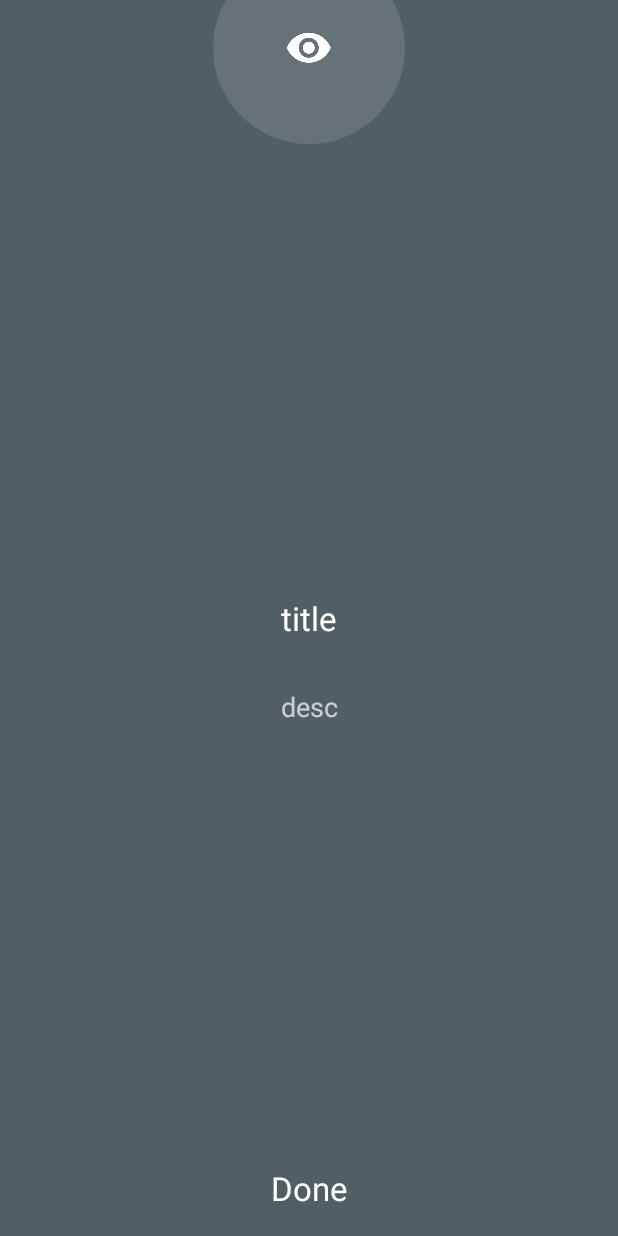
After one commit to pbednarz/ArExperience, an Android app: the fragment ShowcaseFragment shown on its own in the app's theme, on a phone screen of 412 x 824 dp. The commit adds this screen. Run offline under Robolectric (Android 15) with nearby library versions, the phone set to English and light mode, and no system bars; our stand-ins replace ButterKnife; 1 statement that could not run was skipped.

Commit message:
added showcase fragment

```diff
--- a/app/src/main/AndroidManifest.xml
+++ b/app/src/main/AndroidManifest.xml
@@ -43,6 +43,7 @@
             android:name=".metaio.ContentLoaderActivity"
             android:configChanges="fontScale|keyboard|keyboardHidden|locale|mnc|mcc|navigation|orientation|screenLayout|screenSize|smallestScreenSize|uiMode|touchscreen"
             android:label="@string/title_activity_metaio"
+            android:screenOrientation="nosensor"
             android:theme="@style/AppTheme.Fullscreen" />
         <activity
             android:name=".metaio.ARELViewActivity"
@@ -53,6 +54,7 @@
             android:name=".metaio.RecognitionActivity"
             android:configChanges="fontScale|keyboard|keyboardHidden|locale|mnc|mcc|navigation|orientation|screenLayout|screenSize|smallestScreenSize|uiMode|touchscreen"
             android:label="@string/title_activity_metaio"
+            android:screenOrientation="nosensor"
             android:theme="@style/AppTheme.Fullscreen" />
         <activity
             android:name=".activity.ContentActivity"
--- /dev/null
+++ b/app/src/main/java/pl/solaris/arexperience/tutorial/ShowcaseFragment.java
@@ -0,0 +1,89 @@
+package pl.solaris.arexperience.tutorial;
+
+import android.os.Bundle;
+import android.support.annotation.Nullable;
+import android.support.v4.app.Fragment;
+import android.support.v4.app.FragmentActivity;
+import android.support.v4.app.FragmentTransaction;
+import android.view.LayoutInflater;
+import android.view.View;
+import android.view.ViewGroup;
+import android.view.ViewTreeObserver;
+import android.widget.ImageView;
+import android.widget.TextView;
+
+import butterknife.ButterKnife;
+import butterknife.InjectView;
+import butterknife.OnClick;
+import pl.solaris.arexperience.R;
+import pl.solaris.arexperience.metaio.RecognitionActivity;
+import pl.solaris.arexperience.view.ShowcaseView;
+
+/**
+ * Created by pbednarz on 2015-02-16.
+ */
+public class ShowcaseFragment extends Fragment {
+
+    private static final String ARG_SCANNER_TPE = "scanner_type";
+    @InjectView(R.id.image)
+    ImageView showcaseTarget;
+    @InjectView(R.id.title)
+    TextView showcaseTitle;
+    @InjectView(R.id.description)
+    TextView showcaseDetails;
+    private ShowcaseView showcaseView;
+
+    public static void startShowcase(final FragmentActivity activity,
+                                     @RecognitionActivity.Scanner int scannerType) {
+        FragmentTransaction ft = activity.getSupportFragmentManager()
+                .beginTransaction();
+        ft.add(android.R.id.content, ShowcaseFragment.newInstance(scannerType));
+        ft.setTransition(FragmentTransaction.TRANSIT_FRAGMENT_FADE);
+        ft.addToBackStack(null);
+        ft.commit();
+    }
+
+    public static ShowcaseFragment newInstance(@RecognitionActivity.Scanner int scannerType) {
+        ShowcaseFragment fragment = new ShowcaseFragment();
+        Bundle args = new Bundle();
+        fragment.setArguments(args);
+        return fragment;
+    }
+
+    @Override
+    public View onCreateView(LayoutInflater inflater, @Nullable ViewGroup container, @Nullable Bundle savedInstanceState) {
+        showcaseView = (ShowcaseView) inflater.inflate(R.layout.fragment_showcase, container, false);
+        ButterKnife.inject(this, showcaseView);
+        return showcaseView;
+    }
+
+    @Override
+    public void onViewCreated(View view, @Nullable Bundle savedInstanceState) {
+        super.onViewCreated(view, savedInstanceState);
+        showcaseTitle.setText("title");
+        showcaseDetails.setText("desc");
+        showcaseTarget.getViewTreeObserver().addOnPreDrawListener(new ViewTreeObserver.OnPreDrawListener() {
+            @Override
+            public boolean onPreDraw() {
+                showcaseTarget.getViewTreeObserver().removeOnPreDrawListener(this);
+                showcaseView.setDrawCircle(showcaseTarget);
+                return false;
+            }
+        });
+        showcaseTarget.setImageResource(R.drawable.ic_eye);
+    }
+
+    @Override
+    public void onDestroyView() {
+        showcaseView = null;
+        showcaseTitle = null;
+        showcaseDetails = null;
+        showcaseTarget = null;
+        super.onDestroyView();
+    }
+
+    @OnClick(R.id.done_btn)
+    public void doneClicked() {
+        getActivity().onBackPressed();
+    }
+}
--- /dev/null
+++ b/app/src/main/java/pl/solaris/arexperience/view/ShowcaseView.java
@@ -0,0 +1,60 @@
+package pl.solaris.arexperience.view;
+
+import android.content.Context;
+import android.content.res.TypedArray;
+import android.graphics.Canvas;
+import android.graphics.Color;
+import android.graphics.Paint;
+import android.util.AttributeSet;
+import android.view.View;
+import android.widget.RelativeLayout;
+
+import pl.solaris.arexperience.R;
+
+/**
+ * Created by pbednarz on 2015-02-16.
+ */
+public class ShowcaseView extends RelativeLayout {
+    private float centerX;
+    private float centerY;
+    private float radius;
+    private Paint paintShadow;
+
+    public ShowcaseView(Context context) {
+        this(context, null);
+    }
+
+    public ShowcaseView(Context context, AttributeSet attrs) {
+        this(context, attrs, R.attr.scf_style);
+    }
+
+    public ShowcaseView(Context context, AttributeSet attrs, int defStyle) {
+        this(context, attrs, defStyle, 0);
+    }
+
+    public ShowcaseView(Context context, AttributeSet attrs, int defStyle, int defStyleRes) {
+        super(context, attrs, defStyle);
+        setClickable(true);
+        paintShadow = new Paint();
+        paintShadow.setAntiAlias(true);
+        paintShadow.setStyle(Paint.Style.FILL);
+        TypedArray a = context.obtainStyledAttributes(attrs, R.styleable.ShowcaseAttrs, defStyle, defStyleRes);
+        paintShadow.setColor(a.getColor(R.styleable.ShowcaseAttrs_scv_circle_color, Color.WHITE));
+        a.recycle();
+    }
+
+    @Override
+    protected void onDraw(Canvas canvas) {
+        if (radius > 0) {
+            canvas.drawCircle(centerX, centerY, radius, paintShadow);
+        }
+        super.onDraw(canvas);
+    }
+
+    public void setDrawCircle(View showcaseTarget) {
+        centerX = showcaseTarget.getLeft() + showcaseTarget.getWidth() * 0.5f;
+        centerY = showcaseTarget.getTop() + showcaseTarget.getHeight() * 0.5f;
+        radius = showcaseTarget.getWidth();
+        postInvalidate();
+    }
+}
--- /dev/null
+++ b/app/src/main/res/layout/fragment_showcase.xml
@@ -0,0 +1,48 @@
+<?xml version="1.0" encoding="utf-8"?>
+<pl.solaris.arexperience.view.ShowcaseView xmlns:android="http://schemas.android.com/apk/res/android"
+    android:id="@+id/showcase_view"
+    android:layout_width="match_parent"
+    android:layout_height="match_parent"
+    android:background="@color/showcase_bg">
+
+    <ImageView
+        android:id="@+id/image"
+        android:layout_width="wrap_content"
+        android:layout_height="wrap_content"
+        android:layout_centerHorizontal="true"
+        android:padding="@dimen/frame_padding"
+        android:src="@drawable/ic_qr" />
+
+    <TextView
+        android:id="@+id/title"
+        android:layout_width="match_parent"
+        android:layout_height="wrap_content"
+        android:layout_centerInParent="true"
+        android:gravity="center"
+        android:padding="@dimen/frame_padding"
+        android:text="title"
+        android:textAppearance="@style/TextAppearance.AppCompat.Large.Inverse" />
+
+    <TextView
+        android:id="@+id/description"
+        android:layout_width="match_parent"
+        android:layout_height="wrap_content"
+        android:layout_below="@+id/title"
+        android:gravity="center"
+        android:padding="@dimen/frame_padding"
+        android:text="description"
+        android:textAppearance="@style/TextAppearance.AppCompat.Medium.Inverse" />
+
+    <TextView
+        android:id="@+id/done_btn"
+        android:layout_width="match_parent"
+        android:layout_height="@dimen/tutorial_bottom_height"
+        android:layout_alignParentBottom="true"
+        android:animateLayoutChanges="true"
+        android:background="@drawable/btn_semi_transparent_selector"
+        android:gravity="center"
+        android:paddingLeft="8dp"
+        android:paddingRight="8dp"
+        android:text="@string/done"
+        android:textAppearance="@style/TextAppearance.AppCompat.Large.Inverse" />
+</pl.solaris.arexperience.view.ShowcaseView>
--- a/app/src/main/res/values/colors.xml
+++ b/app/src/main/res/values/colors.xml
@@ -6,14 +6,11 @@
     <color name="accent_dark">#AD1457</color>
     <color name="shadow">#20FFFFFF</color>
 
-    <color name="black_semi_transparent">#B2000000</color>
-    <color name="background">#e5e5e5</color>
     <color name="half_black">#808080</color>
     <color name="white">#fafafa</color>
     <color name="white_pressed">#f1f1f1</color>
     <color name="white_semitransparent_40">#40ffffff</color>
     <color name="white_semitransparent_10">#10ffffff</color>
     <color name="progress_blue">#CC6598FF</color>
-    <color name="blue_semi_transparent">#805677fc</color>
-    <color name="blue_semi_transparent_pressed">#80738ffe</color>
+    <color name="showcase_bg">#CC27373F</color>
 </resources>
--- a/app/src/main/res/values/styles.xml
+++ b/app/src/main/res/values/styles.xml
@@ -5,6 +5,7 @@
         <item name="colorPrimary">@color/primary</item>
         <item name="colorPrimaryDark">@color/primary_dark</item>
         <item name="colorAccent">@color/accent</item>
+        <item name="scf_style">@style/CustomShowcase</item>
     </style>
 
     <style name="AppTheme.Fullscreen">
@@ -23,4 +24,8 @@
         <item name="android:textSize">@dimen/abc_text_size_title_material_toolbar</item>
         <item name="android:textColor">@android:color/white</item>
     </style>
+
+    <style name="CustomShowcase">
+        <item name="scv_circle_color">#20FFFFFF</item>
+    </style>
 </resources>
```
Also changed, not shown: app/src/main/java/pl/solaris/arexperience/metaio/RecognitionActivity.java (+2 -9 lines), app/src/main/res/values/attrs.xml (+8 -0 lines).
